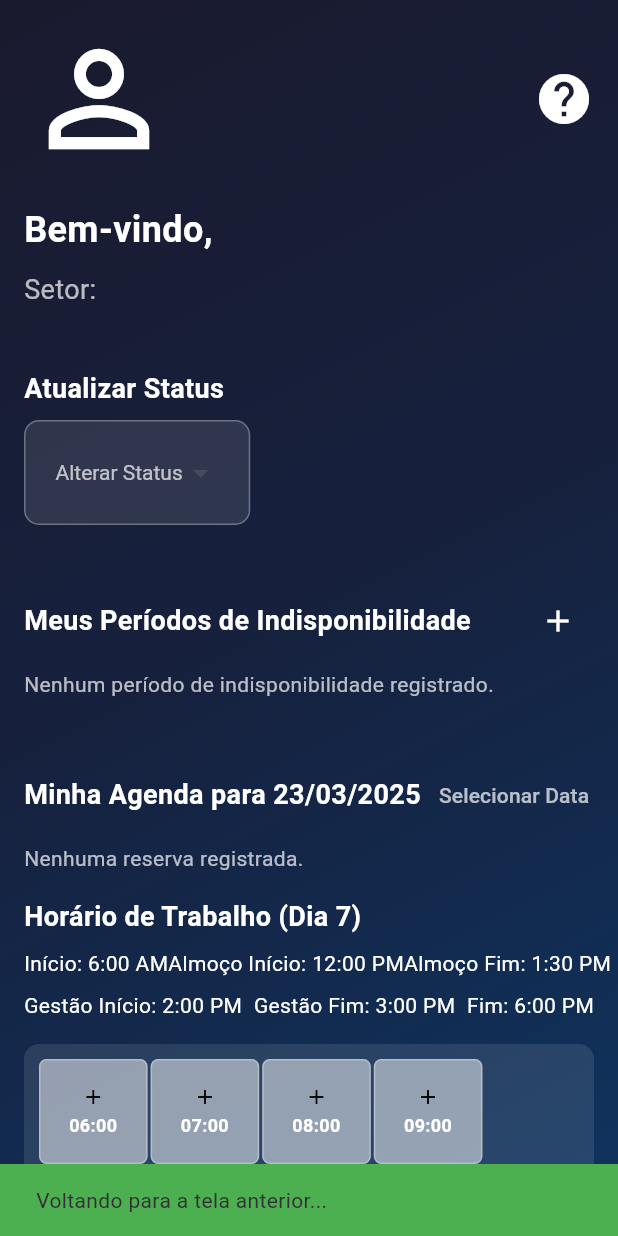
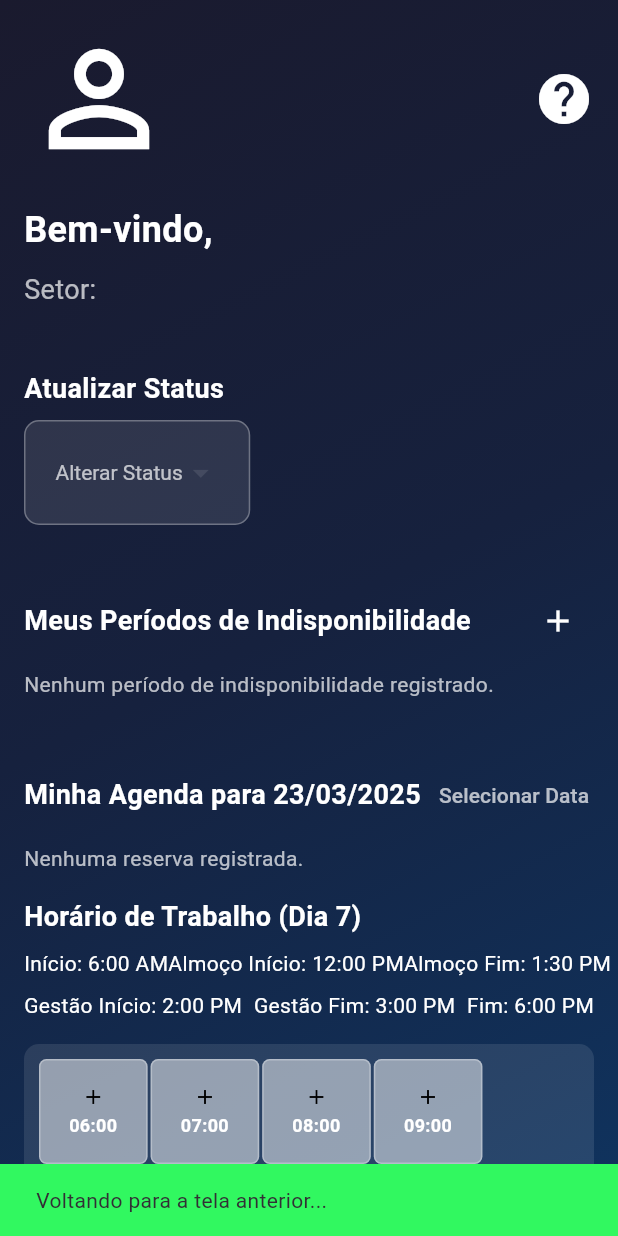
Before and after one commit to WLpereira/StatusDP, a Flutter app: the PainelScreen screen opened directly with empty values, after a tap on "Voltar", on a phone screen of 412 x 824 dp. Run offline on Flutter 3.47's test engine with Material 3 defaults, Android fonts, the phone set to English and light mode, and no system bars; our stand-ins replace supabase_flutter; accounts and stored records are empty.

Commit message:
mudar as cores do painel

```diff
--- a/lib/screens/painel_screen.dart
+++ b/lib/screens/painel_screen.dart
@@ -140,7 +140,7 @@ class _PainelScreenState extends State<PainelScreen> {
     _scaffoldMessenger.showSnackBar(
       SnackBar(
         content: Text(message),
-        backgroundColor: isError ? Colors.red : Colors.green,
+        backgroundColor: isError ? Colors.red : const Color.fromARGB(255, 49, 248, 96),
       ),
     );
   }
@@ -663,7 +663,7 @@ class _PainelScreenState extends State<PainelScreen> {
                                         decoration: BoxDecoration(
                                           color: isUnavailable
                                               ? Colors.red.withOpacity(0.5)
-                                              : (isReserved ? Colors.greenAccent : Colors.grey.withOpacity(0.5)),
+                                              : (isReserved ? const Color.fromARGB(255, 255, 0, 0) : Colors.grey.withOpacity(0.5)),
                                           borderRadius: BorderRadius.circular(5),
                                         ),
                                         child: Column(
```
